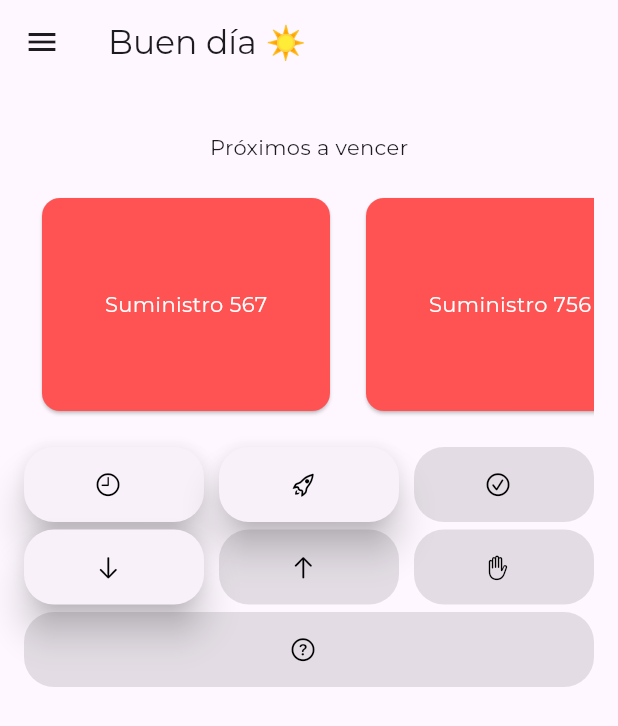
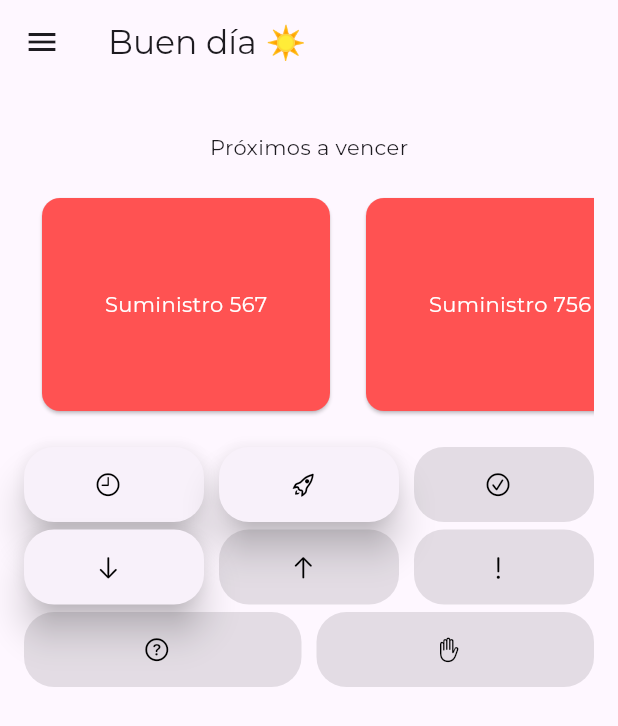
Before and after one commit to josegduran/banco_alimentos, a Flutter app: the DashboardPage screen opened directly, on a phone screen of 412 x 824 dp. Shown: the top 726 px of the screen. Run offline on Flutter 3.47's test engine with Material 3 defaults, Android fonts, the phone set to English and light mode, and no system bars; our stand-ins replace animated_text_kit, google_fonts; missing offline and left inert: gsheets; key blocks and very long unbroken strings in the code were emptied for the run.

Commit message:
Agregación del botón 'Tareas incompletas'.

```diff
--- a/lib/pages/dashboard.dart
+++ b/lib/pages/dashboard.dart
@@ -115,7 +115,7 @@ class _DashboardPageState extends State<DashboardPage> {
                           const SizedBox(width: 10.0),
                           _buildDashboardButton(CupertinoIcons.arrow_up, iconColor: Colors.black),
                           const SizedBox(width: 10.0),
-                          _buildDashboardButton(CupertinoIcons.hand_raised, iconColor: Colors.black),
+                          _buildDashboardButton(CupertinoIcons.exclamationmark, iconColor: Colors.black),
                         ],
                       ),
                       const SizedBox(height: 5.0),
@@ -123,6 +123,8 @@ class _DashboardPageState extends State<DashboardPage> {
                         mainAxisAlignment: MainAxisAlignment.spaceEvenly,
                         children: [
                           _buildDashboardButton(CupertinoIcons.question_circle, iconColor: Colors.black),
+                          const SizedBox(width: 10.0),
+                          _buildDashboardButton(CupertinoIcons.hand_raised, iconColor: Colors.black),
                         ],
                       ),
                     ],
```
